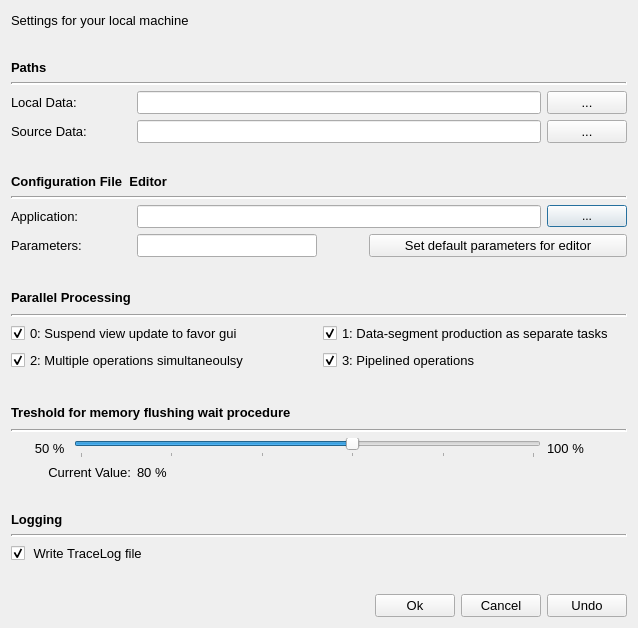
First picture: the form in qtgui/exe/res/ui/DmsLocalMachineOptionsWindow.ui, repository ObjectVision/GeoDMS, before the edit.
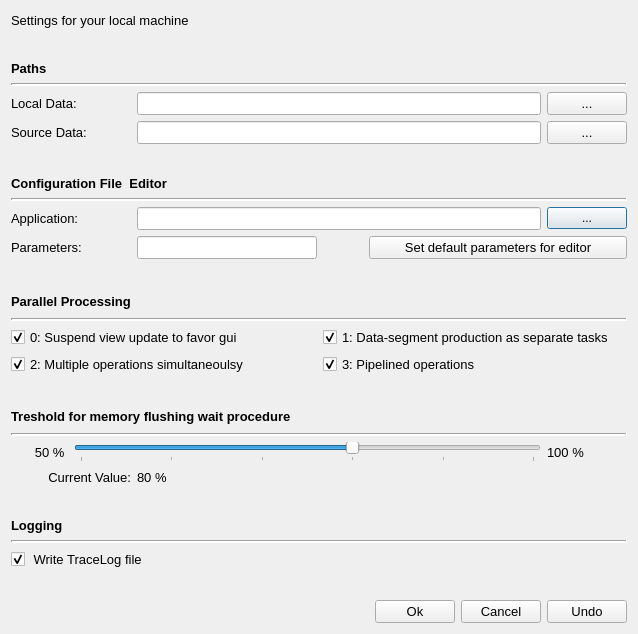
Second picture: the form after the edit. Icons and pictures are not drawn.

Commit message: Changed cursor shape of info hoover buttons in LocalMachineOptionsWindow.

Patch:
```diff
--- a/qtgui/exe/res/ui/DmsLocalMachineOptionsWindow.ui
+++ b/qtgui/exe/res/ui/DmsLocalMachineOptionsWindow.ui
@@ -6,8 +6,8 @@
    <rect>
     <x>0</x>
     <y>0</y>
-    <width>617</width>
-    <height>628</height>
+    <width>620</width>
+    <height>634</height>
    </rect>
   </property>
   <property name="sizePolicy">
@@ -163,7 +163,6 @@
        <property name="font">
         <font>
          <pointsize>10</pointsize>
-         <weight>75</weight>
          <bold>true</bold>
         </font>
        </property>
@@ -405,7 +404,6 @@
        <property name="font">
         <font>
          <pointsize>10</pointsize>
-         <weight>75</weight>
          <bold>true</bold>
         </font>
        </property>
@@ -575,7 +573,6 @@
        <property name="font">
         <font>
          <pointsize>10</pointsize>
-         <weight>75</weight>
          <bold>true</bold>
         </font>
        </property>
@@ -631,7 +628,6 @@
        <property name="font">
         <font>
          <pointsize>10</pointsize>
-         <weight>75</weight>
          <bold>true</bold>
         </font>
        </property>
@@ -685,7 +681,6 @@
        <property name="font">
         <font>
          <pointsize>10</pointsize>
-         <weight>75</weight>
          <bold>true</bold>
         </font>
        </property>
```
Left out of the diff: 6 changed lines with no effect on the pictures.
